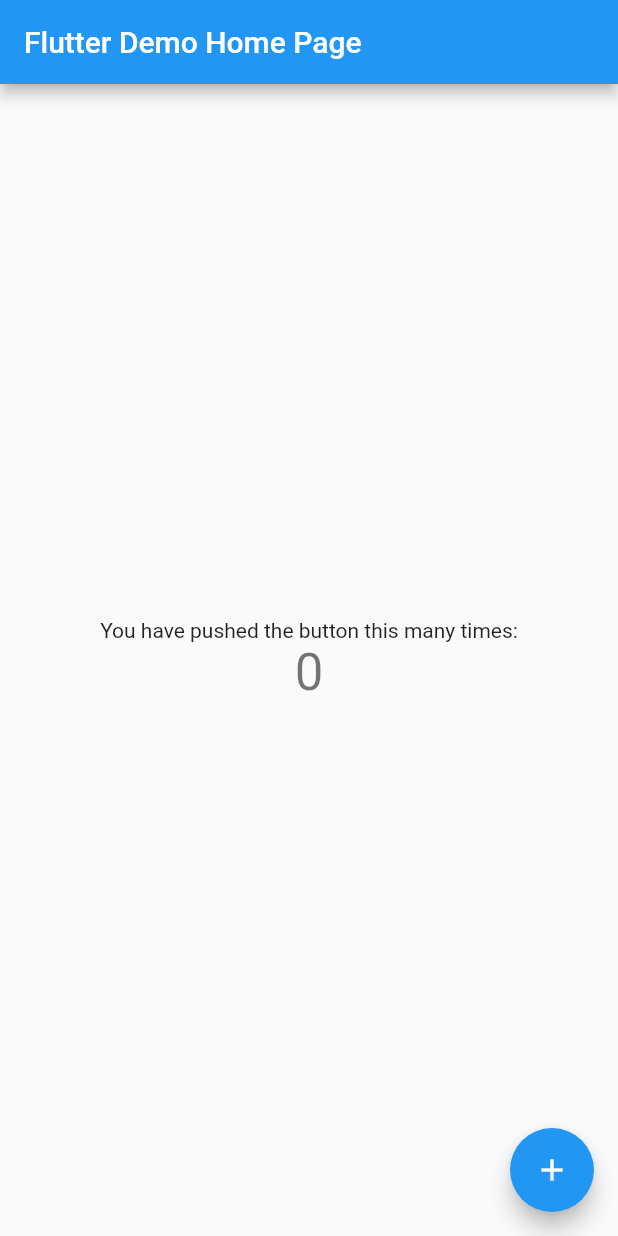
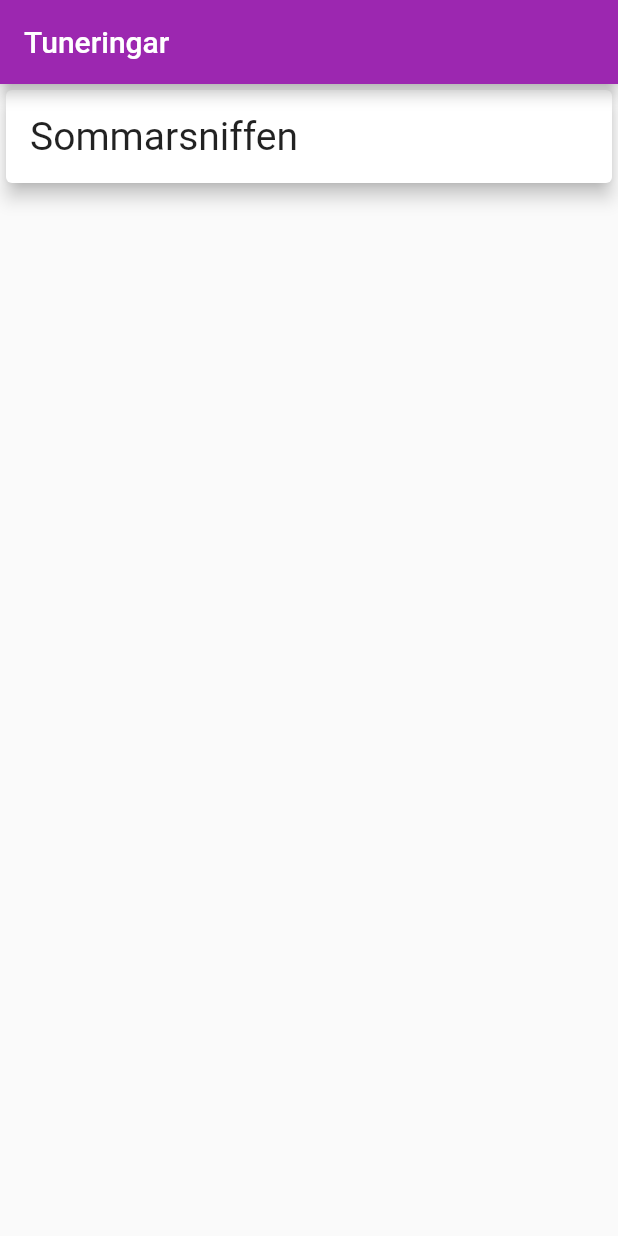
Before and after one commit to segger/nosework, a Flutter app: the screen it shows after launch, on a phone screen of 412 x 824 dp. Run offline on Flutter 3.47's test engine with Material 2 defaults, Android fonts, the phone set to English and light mode, and no system bars.

Commit message:
Add tournament home page

```diff
--- a/lib/main.dart
+++ b/lib/main.dart
@@ -1,117 +1,20 @@
 import 'package:flutter/material.dart';
+import 'package:nosework/pages/tournament_page.dart';
 
 void main() {
-  runApp(MyApp());
+  runApp(NWApp());
 }
 
-class MyApp extends StatelessWidget {
-  // This widget is the root of your application.
+class NWApp extends StatelessWidget {
   @override
   Widget build(BuildContext context) {
     return MaterialApp(
-      title: 'Flutter Demo',
+      title: 'Noseworktuneringar',
       theme: ThemeData(
-        // This is the theme of your application.
-        //
-        // Try running your application with "flutter run". You'll see the
-        // application has a blue toolbar. Then, without quitting the app, try
-        // changing the primarySwatch below to Colors.green and then invoke
-        // "hot reload" (press "r" in the console where you ran "flutter run",
-        // or simply save your changes to "hot reload" in a Flutter IDE).
-        // Notice that the counter didn't reset back to zero; the application
-        // is not restarted.
-        primarySwatch: Colors.blue,
-        // This makes the visual density adapt to the platform that you run
-        // the app on. For desktop platforms, the controls will be smaller and
-        // closer together (more dense) than on mobile platforms.
+        primarySwatch: Colors.purple,
         visualDensity: VisualDensity.adaptivePlatformDensity,
       ),
-      home: MyHomePage(title: 'Flutter Demo Home Page'),
+      home: TournamentPage(),
     );
   }
 }
-
-class MyHomePage extends StatefulWidget {
-  MyHomePage({Key key, this.title}) : super(key: key);
-
-  // This widget is the home page of your application. It is stateful, meaning
-  // that it has a State object (defined below) that contains fields that affect
-  // how it looks.
-
-  // This class is the configuration for the state. It holds the values (in this
-  // case the title) provided by the parent (in this case the App widget) and
-  // used by the build method of the State. Fields in a Widget subclass are
-  // always marked "final".
-
-  final String title;
-
-  @override
-  _MyHomePageState createState() => _MyHomePageState();
-}
-
-class _MyHomePageState extends State<MyHomePage> {
-  int _counter = 0;
-
-  void _incrementCounter() {
-    setState(() {
-      // This call to setState tells the Flutter framework that something has
-      // changed in this State, which causes it to rerun the build method below
-      // so that the display can reflect the updated values. If we changed
-      // _counter without calling setState(), then the build method would not be
-      // called again, and so nothing would appear to happen.
-      _counter++;
-    });
-  }
-
-  @override
-  Widget build(BuildContext context) {
-    // This method is rerun every time setState is called, for instance as done
-    // by the _incrementCounter method above.
-    //
-    // The Flutter framework has been optimized to make rerunning build methods
-    // fast, so that you can just rebuild anything that needs updating rather
-    // than having to individually change instances of widgets.
-    return Scaffold(
-      appBar: AppBar(
-        // Here we take the value from the MyHomePage object that was created by
-        // the App.build method, and use it to set our appbar title.
-        title: Text(widget.title),
-      ),
-      body: Center(
-        // Center is a layout widget. It takes a single child and positions it
-        // in the middle of the parent.
-        child: Column(
-          // Column is also a layout widget. It takes a list of children and
-          // arranges them vertically. By default, it sizes itself to fit its
-          // children horizontally, and tries to be as tall as its parent.
-          //
-          // Invoke "debug painting" (press "p" in the console, choose the
-          // "Toggle Debug Paint" action from the Flutter Inspector in Android
-          // Studio, or the "Toggle Debug Paint" command in Visual Studio Code)
-          // to see the wireframe for each widget.
-          //
-          // Column has various properties to control how it sizes itself and
-          // how it positions its children. Here we use mainAxisAlignment to
-          // center the children vertically; the main axis here is the vertical
-          // axis because Columns are vertical (the cross axis would be
-          // horizontal).
-          mainAxisAlignment: MainAxisAlignment.center,
-          children: <Widget>[
-            Text(
-              'You have pushed the button this many times:',
-            ),
-            Text(
-              '$_counter',
-              style: Theme.of(context).textTheme.headline4,
-            ),
-          ],
-        ),
-      ),
-      floatingActionButton: FloatingActionButton(
-        onPressed: _incrementCounter,
-        tooltip: 'Increment',
-        child: Icon(Icons.add),
-      ), // This trailing comma makes auto-formatting nicer for build methods.
-    );
-  }
-}
--- /dev/null
+++ b/lib/models/app_models.dart
@@ -0,0 +1,5 @@
+class Tournament {
+  String name;
+
+  Tournament({ this.name });
+}
--- /dev/null
+++ b/lib/pages/tournament_page.dart
@@ -0,0 +1,28 @@
+import 'package:flutter/material.dart';
+import 'package:nosework/models/app_models.dart';
+import 'package:nosework/widgets/tournament_card.dart';
+
+class TournamentPage extends StatefulWidget {
+  TournamentPage({Key key}) : super(key: key);
+  @override
+  _TournamentPageState createState() => _TournamentPageState();
+}
+
+class _TournamentPageState extends State<TournamentPage> {
+
+  final List<Tournament> tournaments = new List<Tournament>.generate(1, (i) => Tournament(name: 'Sommarsniffen'));
+
+  @override
+  Widget build(BuildContext context) {
+    return Scaffold(
+      appBar: AppBar(
+        title: Text('Tuneringar'),
+      ),
+      body: ListView(
+        children: tournaments.map(
+          (tournament) => TournamentCard(tournament: tournament))
+          .toList(),
+      ),
+    );
+  }
+}
--- /dev/null
+++ b/lib/widgets/tournament_card.dart
@@ -0,0 +1,26 @@
+import 'package:flutter/material.dart';
+import 'package:nosework/models/app_models.dart';
+
+class TournamentCard extends StatelessWidget {
+  const TournamentCard({Key key, @required this.tournament}) : super(key: key);
+
+  final Tournament tournament;
+
+  @override
+  Widget build(BuildContext context) {
+    return Card(
+      elevation: 5,
+      child: InkWell(
+        child: Row(
+          mainAxisAlignment: MainAxisAlignment.start,
+          children: <Widget>[
+            Padding(
+              padding: const EdgeInsets.all(16.0),
+              child: Text("${tournament.name}", style: TextStyle(fontSize: 26.0),)
+            ),
+          ],
+        ),
+      ),
+    );
+  }
+}
```
Also changed, not shown: 1 other file.
